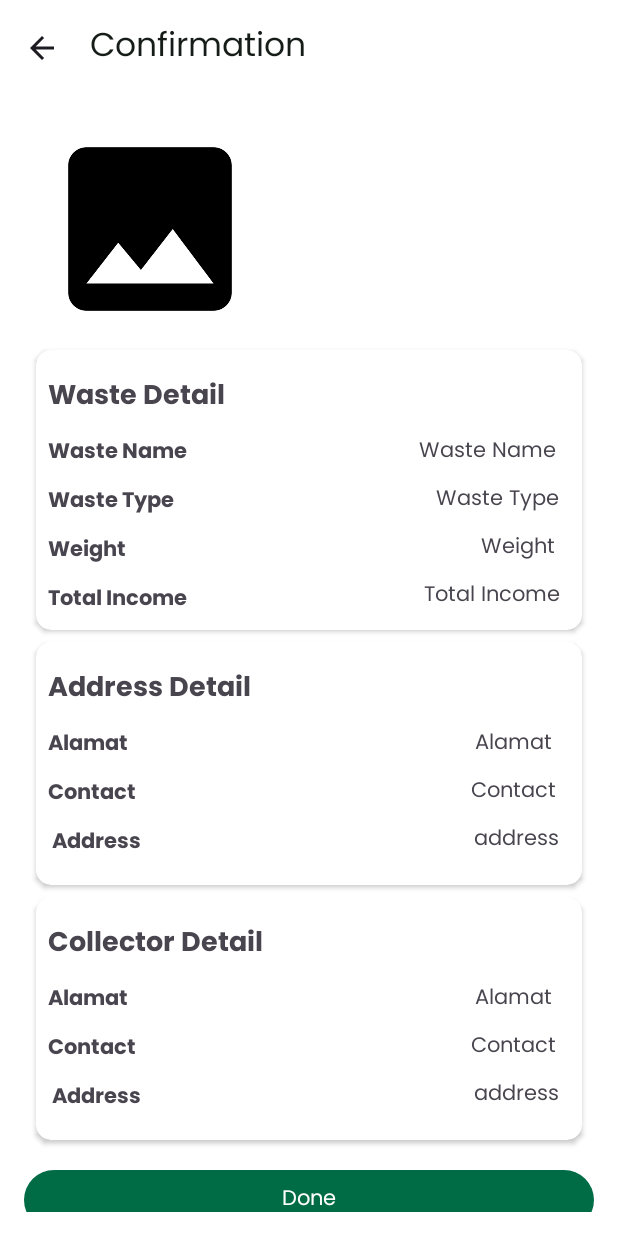
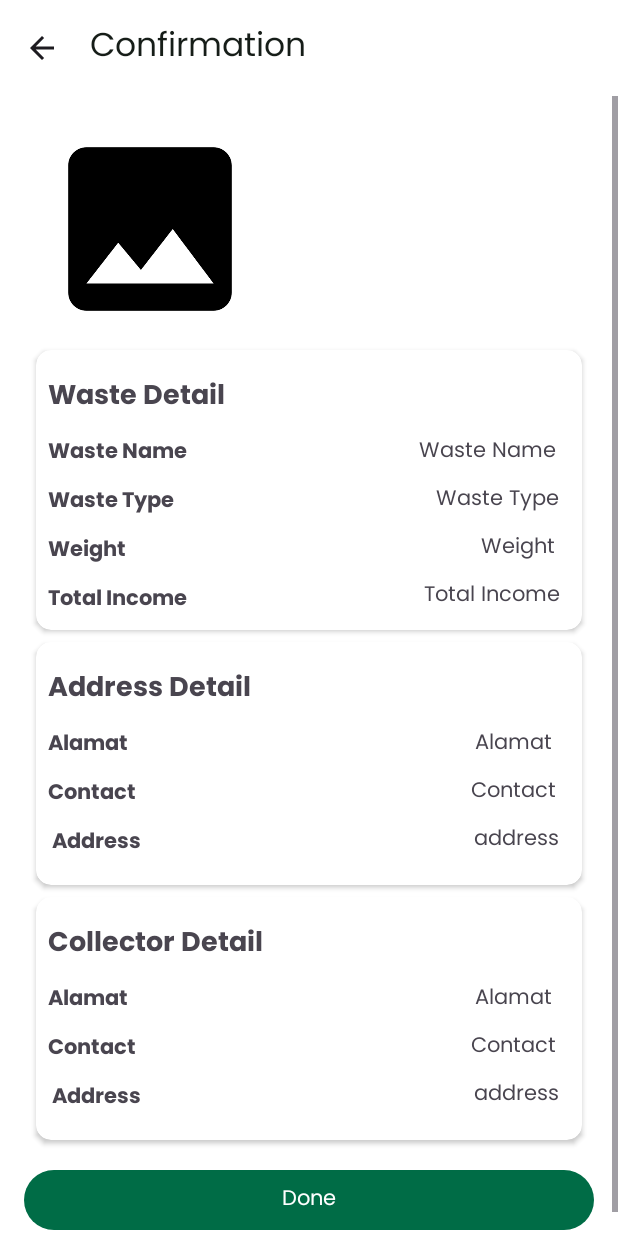
Before and after one commit to C241-PS378/Mobile-Development-Android, an Android app: the ConfirmationActivity screen opened directly, with no data from a screen before it, on a phone screen of 412 x 824 dp. Run offline under Robolectric (Android 15) with nearby library versions, the phone set to English and light mode, and no system bars.

Commit message:
add scrollview

```diff
--- a/app/src/main/res/layout/activity_confirmation.xml
+++ b/app/src/main/res/layout/activity_confirmation.xml
@@ -1,12 +1,15 @@
 <?xml version="1.0" encoding="utf-8"?>
-<androidx.constraintlayout.widget.ConstraintLayout xmlns:android="http://schemas.android.com/apk/res/android"
+<ScrollView xmlns:android="http://schemas.android.com/apk/res/android"
     xmlns:app="http://schemas.android.com/apk/res-auto"
     xmlns:tools="http://schemas.android.com/tools"
     android:layout_width="match_parent"
     android:layout_height="match_parent"
-    tools:context=".view.market.seller.ConfirmationActivity"
+    tools:context=".view.market.seller.ConfirmationActivity">
+
+    <androidx.constraintlayout.widget.ConstraintLayout
+        android:layout_width="match_parent"
+        android:layout_height="wrap_content"
         android:padding="16dp">
-
 
         <ImageView
             android:id="@+id/imageWaste"
@@ -261,6 +264,7 @@
 
             </androidx.constraintlayout.widget.ConstraintLayout>
         </androidx.cardview.widget.CardView>
+
         <androidx.cardview.widget.CardView
             android:id="@+id/cardCollectorAddress"
             android:layout_width="match_parent"
@@ -378,5 +382,6 @@
             app:layout_constraintEnd_toEndOf="parent"
             app:layout_constraintStart_toStartOf="parent"
             app:layout_constraintTop_toBottomOf="@+id/cardCollectorAddress" />
+    </androidx.constraintlayout.widget.ConstraintLayout>
 
-</androidx.constraintlayout.widget.ConstraintLayout>
+</ScrollView>
```
Also changed, not shown: app/src/main/res/layout/fragment_camera.xml (+8 -3 lines). Lines whose indentation alone changed are shown as unchanged.
